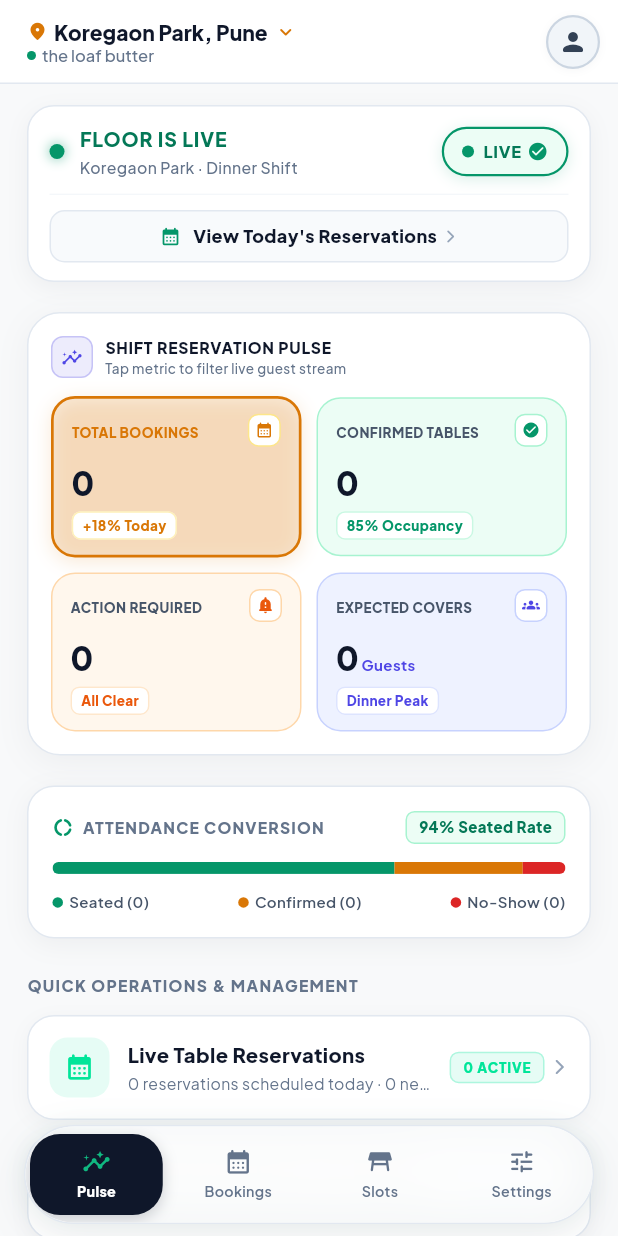
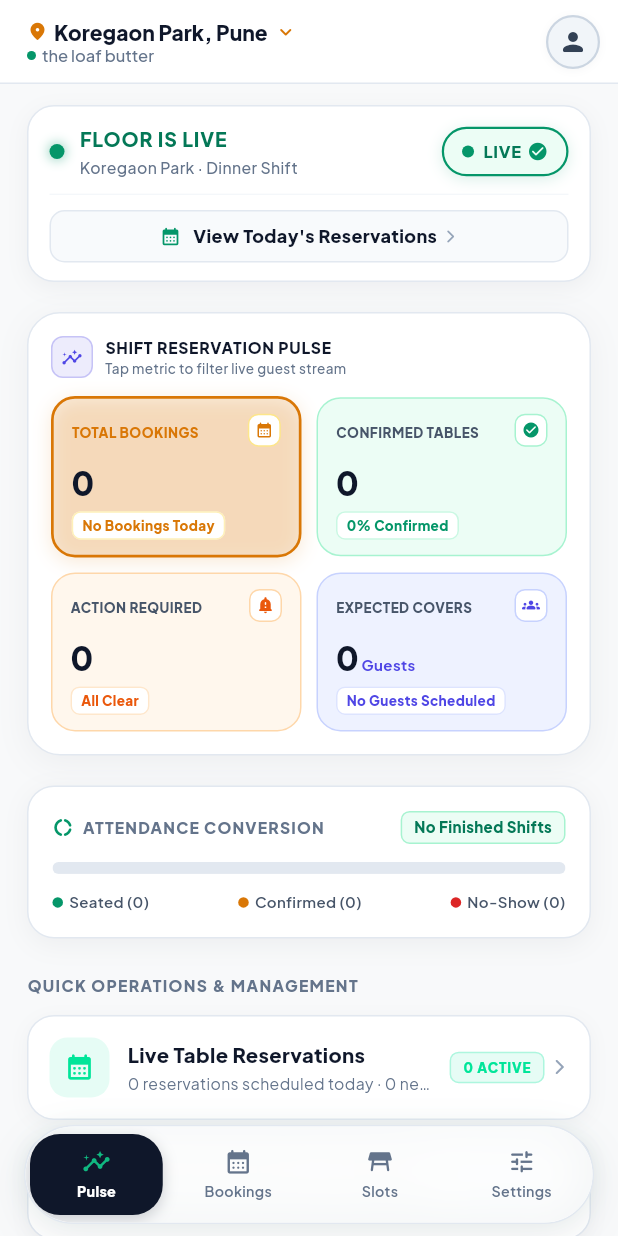
Before and after one commit to shiftlogicx/booknbytes, a Flutter app: the DashboardScreen screen opened directly, on a phone screen of 412 x 824 dp. Run offline on Flutter 3.47's test engine with Material 3 defaults, Android fonts, the phone set to English and light mode, and no system bars; our stand-ins replace audioplayers, cached_network_image, cloud_firestore, firebase_auth, firebase_core, firebase_messaging and 9 more; missing offline and left inert: onesignal_flutter; accounts and stored records are empty; network calls fail; statements that could not run were skipped.

Commit message:
feat(hotel_app): fix shift pulse calculations with live Supabase metrics and add location/media upload to registration

```diff
--- a/hotel_app/lib/providers/auth_provider.dart
+++ b/hotel_app/lib/providers/auth_provider.dart
@@ -577,6 +577,8 @@ class AuthProvider extends ChangeNotifier {
     required String upiId,
     required int costForTwo,
     required List<String> cuisines,
+    double? latitude,
+    double? longitude,
     Uint8List? onboardingMainPhotoBytes,
     String? onboardingMainPhotoFilename,
     List<Map<String, dynamic>>? onboardingSubordinatePhotos,
@@ -633,6 +635,8 @@ class AuthProvider extends ChangeNotifier {
         'upi_id': upiId,
         'fssai_number': fssaiNumber,
         'address': address,
+        if (latitude != null && longitude != null)
+          'geo_location': 'POINT($longitude $latitude)',
         'cost_for_two': costForTwo,
         'cuisines': cuisines,
         'timings': {
--- a/hotel_app/lib/providers/booking_provider.dart
+++ b/hotel_app/lib/providers/booking_provider.dart
@@ -64,25 +64,45 @@ class BookingProvider extends ChangeNotifier {
   int get discountedCount =>
       _bookings.where((b) => b.appliedOffer != null && b.appliedOffer!.isNotEmpty).length;
 
+  /// Shift-specific bookings for today
+  List<BookingModel> get todayBookings => _bookings.where((b) => b.isForToday).toList();
+  int get todayCount => todayBookings.length;
+  int get todayConfirmedCount => todayBookings.where((b) => b.isConfirmed).length;
+  int get todayPendingCount => todayBookings.where((b) => b.isPending).length;
+  int get todayCompletedCount => todayBookings.where((b) => b.isCompleted).length;
+  int get todayNoShowCount => todayBookings.where((b) => b.isNoShow).length;
+  int get todayCancelledCount => todayBookings.where((b) => b.isCancelled).length;
+
+  /// Accurate expected covers for today's shift (sum of guest party sizes)
+  int get todayExpectedCovers {
+    return todayBookings
+        .where((b) => !b.isCancelled && !b.isRejected)
+        .fold<int>(0, (sum, b) => sum + b.partySize);
+  }
+
+  /// Total expected covers across all active/completed bookings
+  int get totalExpectedCovers {
+    return _bookings
+        .where((b) => !b.isCancelled && !b.isRejected)
+        .fold<int>(0, (sum, b) => sum + b.partySize);
+  }
+
+  /// Real attendance rate strictly derived from completed vs no-show bookings
   double get attendanceRate {
     final finished = completedCount + noShowCount;
-    if (finished == 0) return 94.0;
+    if (finished == 0) return 0.0;
     return (completedCount / finished) * 100;
   }
 
+  /// Real total discount provided to diners
   int get totalDiscountGiven {
     int sum = 0;
     for (final b in _bookings) {
-      if (b.appliedOffer != null && b.isCompleted) {
+      if (b.appliedOffer != null && b.appliedOffer!.isNotEmpty && b.isCompleted) {
         sum += (b.partySize * 300);
       }
     }
-    return sum > 0 ? sum : 2400;
-  }
-
-  int get todayCount {
-    final today = DateTime.now().toIso8601String().split('T')[0];
-    return _bookings.where((b) => b.date == today).length;
+    return sum;
   }
 
   void setFilterStatus(String status) {
--- a/hotel_app/lib/screens/dashboard/dashboard_screen.dart
+++ b/hotel_app/lib/screens/dashboard/dashboard_screen.dart
@@ -240,9 +240,9 @@ class _DashboardScreenState extends State<DashboardScreen> {
           // 2. SHIFT RESERVATION PULSE (Interactive 4-Quadrant Metric Bento)
           ShiftPulseBento(
             todayCount: booking.todayCount,
-            confirmedCount: booking.confirmedCount,
+            confirmedCount: booking.todayCount > 0 ? booking.todayConfirmedCount : booking.confirmedCount,
             pendingCount: booking.pendingCount,
-            expectedCovers: booking.totalCount * 3,
+            expectedCovers: booking.todayCount > 0 ? booking.todayExpectedCovers : booking.totalExpectedCovers,
             selectedFilter: _activeFilter,
             onFilterChanged: (filter) {
               setState(() {
@@ -561,7 +561,9 @@ class _DashboardScreenState extends State<DashboardScreen> {
                   border: Border.all(color: const Color(0xFFA7F3D0)),
                 ),
                 child: Text(
-                  '${booking.attendanceRate.toStringAsFixed(0)}% Seated Rate',
+                  booking.completedCount + booking.noShowCount == 0
+                      ? 'No Finished Shifts'
+                      : '${booking.attendanceRate.toStringAsFixed(0)}% Seated Rate',
                   style: const TextStyle(
                     fontSize: 10,
                     fontWeight: FontWeight.w900,
@@ -576,18 +578,25 @@ class _DashboardScreenState extends State<DashboardScreen> {
             borderRadius: BorderRadius.circular(6),
             child: SizedBox(
               height: 8,
-              child: Row(
+              child: (booking.completedCount == 0 && booking.confirmedCount == 0 && booking.noShowCount == 0)
+                  ? Container(
+                      color: const Color(0xFFE2E8F0),
+                    )
+                  : Row(
                       children: [
+                        if (booking.completedCount > 0)
                           Expanded(
-                    flex: booking.completedCount > 0 ? booking.completedCount : 8,
+                            flex: booking.completedCount,
                             child: Container(color: const Color(0xFF059669)),
                           ),
+                        if (booking.confirmedCount > 0)
                           Expanded(
-                    flex: booking.confirmedCount > 0 ? booking.confirmedCount : 3,
+                            flex: booking.confirmedCount,
                             child: Container(color: const Color(0xFFD97706)),
                           ),
+                        if (booking.noShowCount > 0)
                           Expanded(
-                    flex: booking.noShowCount > 0 ? booking.noShowCount : 1,
+                            flex: booking.noShowCount,
                             child: Container(color: const Color(0xFFDC2626)),
                           ),
                       ],
--- a/hotel_app/lib/widgets/shift_pulse_bento.dart
+++ b/hotel_app/lib/widgets/shift_pulse_bento.dart
@@ -132,7 +132,9 @@ class _ShiftPulseBentoState extends State<ShiftPulseBento>
                 child: _buildQuadrant(
                   title: 'TOTAL BOOKINGS',
                   value: widget.todayCount,
-                  subtitle: '+18% Today',
+                  subtitle: widget.todayCount > 0
+                      ? '${widget.todayCount} Scheduled Today'
+                      : 'No Bookings Today',
                   icon: Icons.calendar_month_rounded,
                   accentColor: const Color(0xFFD97706), // warm amber
                   bgColor: const Color(0xFFFFFBEB),
@@ -146,7 +148,11 @@ class _ShiftPulseBentoState extends State<ShiftPulseBento>
                 child: _buildQuadrant(
                   title: 'CONFIRMED TABLES',
                   value: widget.confirmedCount,
-                  subtitle: '85% Occupancy',
+                  subtitle: widget.todayCount > 0
+                      ? '${((widget.confirmedCount / widget.todayCount) * 100).round()}% Confirmed Rate'
+                      : (widget.confirmedCount > 0
+                          ? '${widget.confirmedCount} Confirmed'
+                          : '0% Confirmed'),
                   icon: Icons.check_circle_rounded,
                   accentColor: const Color(0xFF059669), // emerald
                   bgColor: const Color(0xFFECFDF5),
@@ -169,7 +175,7 @@ class _ShiftPulseBentoState extends State<ShiftPulseBento>
                     return _buildQuadrant(
                       title: 'ACTION REQUIRED',
                       value: widget.pendingCount,
-                      subtitle: widget.pendingCount > 0 ? 'Awaiting Host' : 'All Clear',
+                      subtitle: widget.pendingCount > 0 ? '${widget.pendingCount} Awaiting Host' : 'All Clear',
                       icon: Icons.notification_important_rounded,
                       accentColor: const Color(0xFFEA580C), // orange
                       bgColor: const Color(0xFFFFF7ED),
@@ -187,7 +193,9 @@ class _ShiftPulseBentoState extends State<ShiftPulseBento>
                 child: _buildQuadrant(
                   title: 'EXPECTED COVERS',
                   value: widget.expectedCovers,
-                  subtitle: 'Dinner Peak',
+                  subtitle: widget.expectedCovers > 0
+                      ? '${widget.expectedCovers} Guests Scheduled'
+                      : 'No Guests Scheduled',
                   icon: Icons.groups_rounded,
                   accentColor: const Color(0xFF4F46E5), // indigo
                   bgColor: const Color(0xFFEEF2FF),
```
Also changed, not shown: hotel_app/lib/screens/auth/login_screen.dart (+83 -1 lines). Lines whose indentation alone changed are shown as unchanged.
